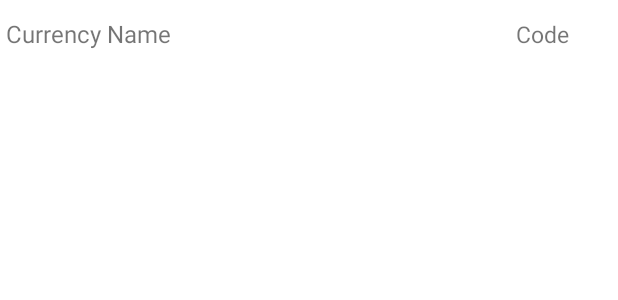
After one commit to SKY-SA/CurrencyApp, an Android app: the layout favorites_recycler_row.xml on its own in the app's theme, with its tools: preview values and no code run, on a phone screen of 412 x 824 dp. The commit adds this screen. Shown: the top 300 px of the screen. Run offline under Robolectric (Android 15) with nearby library versions, the phone set to English and light mode, and no system bars.

Commit message:
Favorite View Model Changing

```diff
--- a/app/src/main/java/com/sky/currencyapp/adapter/CurrencyLatestRecyclerAdapter.kt
+++ b/app/src/main/java/com/sky/currencyapp/adapter/CurrencyLatestRecyclerAdapter.kt
@@ -5,14 +5,12 @@ import android.content.Intent
 import android.view.LayoutInflater
 import android.view.View
 import android.view.ViewGroup
-import androidx.activity.result.contract.ActivityResultContracts
 import androidx.recyclerview.widget.RecyclerView
 import com.sky.currencyapp.R
 import com.sky.currencyapp.model.CurrencyLatest
 import com.sky.currencyapp.view.CurrenciesActivity
 import com.sky.currencyapp.view.CurrencyLatestActivity
 import kotlinx.android.synthetic.main.latest_activity_recycler_row.view.*
-import java.lang.NullPointerException
 
 class CurrencyLatestRecyclerAdapter(private val listCurrency : ArrayList<CurrencyLatest>,private val context :Context): RecyclerView.Adapter<CurrencyLatestRecyclerAdapter.CurrencyVH>() {
     class CurrencyVH(itemView: View): RecyclerView.ViewHolder(itemView) {
@@ -31,10 +29,10 @@ class CurrencyLatestRecyclerAdapter(private val listCurrency : ArrayList<Currenc
 
     override fun onBindViewHolder(holder: CurrencyVH, position: Int) {
         holder.itemView.latestRecyclerRow_textView.text = listCurrency[position].fullName
-        holder.itemView.latestRecyclerRow_radioButton.text = listCurrency[position].name!!.uppercase()
+        holder.itemView.latestRecyclerRow_radioButton.text = listCurrency[position].code!!.uppercase()
 
         holder.itemView.latestRecyclerRow_radioButton.setOnClickListener { view->
-            chosenCurrencyName = listCurrency[position].name
+            chosenCurrencyName = listCurrency[position].code
                 val intent = Intent(context, CurrenciesActivity::class.java).apply {
                     this.putExtra("nameBaseCurrency", chosenCurrencyName)
                 }
--- a/app/src/main/java/com/sky/currencyapp/model/CurrencyLatest.kt
+++ b/app/src/main/java/com/sky/currencyapp/model/CurrencyLatest.kt
@@ -2,7 +2,7 @@ package com.sky.currencyapp.model
 
 data class CurrencyLatest(
     val fullName : String?,
-    val name: String?,
+    val code: String?,
     val fiat: Double?
 ) {
 }
--- a/app/src/main/java/com/sky/currencyapp/view/CurrenciesActivity.kt
+++ b/app/src/main/java/com/sky/currencyapp/view/CurrenciesActivity.kt
@@ -64,8 +64,7 @@ class CurrenciesActivity : AppCompatActivity() {
                 currenciesActivity_currencyCodeTextView.text = baseCurrency.code
                 currenciesActivity_decimalUnitTextView.text = baseCurrency.decimalUnits
                 currenciesActivity_checkboxFavorite.isChecked = true
-                //currenciesActivity_checkboxFavorite.isSelected = false
-
+                currenciesActivity_checkboxFavorite.isClickable = false
 
                 recyclerAdapter.refreshData(listCurrency)
             }
--- a/app/src/main/java/com/sky/currencyapp/view/WelcomeActivity.kt
+++ b/app/src/main/java/com/sky/currencyapp/view/WelcomeActivity.kt
@@ -20,7 +20,7 @@ class WelcomeActivity : AppCompatActivity() {
 
         runnable = Runnable {
             numara += 1
-            handler.postDelayed(runnable,1000)
+            handler.postDelayed(runnable,10)
 
             if(numara == 1){
                 val intent = Intent(applicationContext,CurrencyLatestActivity::class.java)
--- a/app/src/main/res/layout/activity_favorites.xml
+++ b/app/src/main/res/layout/activity_favorites.xml
@@ -9,9 +9,9 @@
     android:orientation="vertical">
 
     <androidx.recyclerview.widget.RecyclerView
+        android:id="@+id/favoritesActivity_recyclerView"
         android:layout_width="match_parent"
         android:layout_height="match_parent"
-        android:id="@+id/favoritesActivity_recyclerView"
         android:padding="1dp"
         android:layout_margin="1dp"
         />
--- /dev/null
+++ b/app/src/main/res/layout/favorites_recycler_row.xml
@@ -0,0 +1,33 @@
+<?xml version="1.0" encoding="utf-8"?>
+<LinearLayout
+
+    xmlns:android="http://schemas.android.com/apk/res/android"
+    android:layout_width="match_parent"
+    android:layout_height="45dp"
+
+    android:orientation="horizontal">
+    <TextView
+        android:layout_width="wrap_content"
+        android:layout_height="match_parent"
+
+        android:id="@+id/favoritesRecyclerRow_currencyNameTxt"
+        android:layout_weight="3"
+        android:layoutDirection="ltr"
+        android:paddingTop="11dp"
+        android:paddingStart="4dp"
+        android:text="Currency Name"
+        android:textSize="16sp"
+
+        ></TextView>
+    <TextView
+        android:layout_width="wrap_content"
+        android:layout_height="match_parent"
+        android:id="@+id/favoriteRecyclerRow_currencyCodeTxt"
+        android:layout_weight="1"
+        android:gravity="center"
+
+        android:text="Code"
+        android:textSize="15sp"
+        ></TextView>
+
+</LinearLayout>
```
Also changed, not shown: app/src/main/java/com/sky/currencyapp/adapter/CurrenciesRecyclerAdapter.kt (+9 -4 lines), app/src/main/java/com/sky/currencyapp/adapter/FavoriteRecyclerAdapter.kt (added, +38 -0 lines), app/src/main/java/com/sky/currencyapp/view/FavoritesActivity.kt (+30 -5 lines), app/src/main/java/com/sky/currencyapp/viewmodel/FavoriteViewModel.kt (added, +60 -0 lines).
